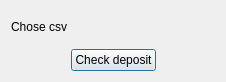
First picture: the form in designer/ui/MineralDepositAnalyzerDialog.ui, repository Archont561/umwl-geology-qgis-plugin, before the edit.
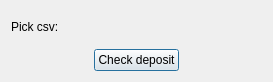
Second picture: the form after the edit. Custom widgets are drawn as their Qt base class.

Commit message: feat(ui): continue with designing ui for plugin

What changed in the file:
```diff
--- a/designer/ui/MineralDepositAnalyzerDialog.ui
+++ b/designer/ui/MineralDepositAnalyzerDialog.ui
@@ -6,7 +6,7 @@
    <rect>
     <x>0</x>
     <y>0</y>
-    <width>226</width>
+    <width>273</width>
     <height>82</height>
    </rect>
   </property>
@@ -19,7 +19,7 @@
      <item>
       <widget class="QLabel" name="label">
        <property name="text">
-        <string>Chose csv</string>
+        <string>Pick csv:</string>
        </property>
       </widget>
      </item>
```
The commit also changes 4 other files.
